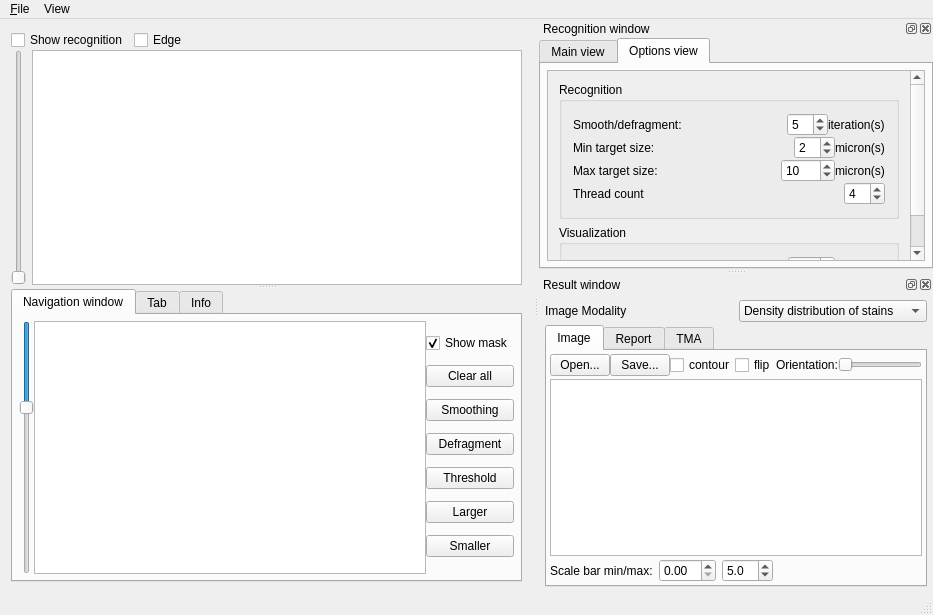
The window that mainwindow.ui (frankyeh/WSRecognizer) describes before a commit, drawn with Qt 5.
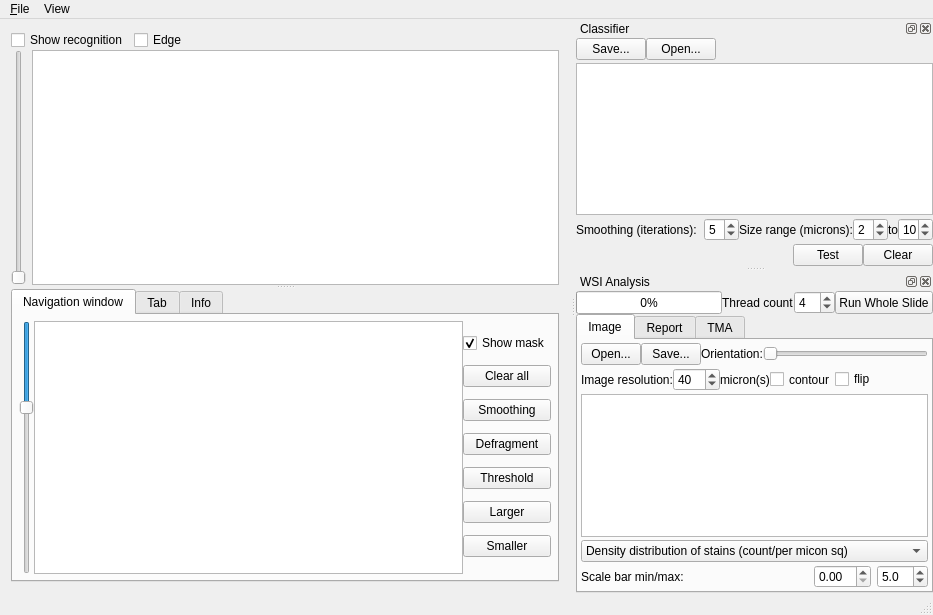
The same window after the commit. The open tabs and pages were chosen to show the change. Icons and pictures are not drawn. Custom widgets are drawn as their Qt base class.

Commit message: output additional feature for targets

What changed in the file:
```diff
--- a/mainwindow.ui
+++ b/mainwindow.ui
@@ -114,7 +114,7 @@
         </item>
        </layout>
       </widget>
-      <widget class="QTabWidget" name="tabWidget">
+      <widget class="QTabWidget" name="NavigationWidget">
        <property name="sizePolicy">
         <sizepolicy hsizetype="Expanding" vsizetype="Preferred">
          <horstretch>0</horstretch>
@@ -369,25 +369,25 @@
   <widget class="QStatusBar" name="statusBar"/>
   <widget class="QDockWidget" name="dockWidget_2">
    <property name="sizePolicy">
-    <sizepolicy hsizetype="Preferred" vsizetype="Maximum">
+    <sizepolicy hsizetype="Minimum" vsizetype="Minimum">
      <horstretch>0</horstretch>
      <verstretch>0</verstretch>
     </sizepolicy>
    </property>
    <property name="minimumSize">
     <size>
-     <width>239</width>
-     <height>215</height>
+     <width>330</width>
+     <height>178</height>
     </size>
    </property>
    <property name="maximumSize">
     <size>
      <width>524287</width>
-     <height>250</height>
+     <height>524287</height>
     </size>
    </property>
    <property name="windowTitle">
-    <string>Recognition window</string>
+    <string>Classifier</string>
    </property>
    <attribute name="dockWidgetArea">
     <number>2</number>
@@ -395,7 +395,7 @@
    <widget class="QWidget" name="dockWidgetContents_2">
     <layout class="QVBoxLayout" name="verticalLayout_3">
      <property name="spacing">
-      <number>0</number>
+      <number>6</number>
      </property>
      <property name="leftMargin">
       <number>0</number>
@@ -410,88 +410,19 @@
       <number>0</number>
      </property>
      <item>
-      <widget class="QTabWidget" name="tabWidget_2">
-       <property name="sizePolicy">
-        <sizepolicy hsizetype="Preferred" vsizetype="Preferred">
-         <horstretch>0</horstretch>
-         <verstretch>0</verstretch>
-        </sizepolicy>
-       </property>
-       <property name="maximumSize">
-        <size>
-         <width>16777215</width>
-         <height>300</height>
-        </size>
-       </property>
-       <property name="currentIndex">
-        <number>0</number>
-       </property>
-       <widget class="QWidget" name="tab_4">
-        <attribute name="title">
-         <string>Main view</string>
-        </attribute>
-        <layout class="QVBoxLayout" name="verticalLayout_9">
+      <layout class="QVBoxLayout" name="verticalLayout_6">
          <property name="spacing">
           <number>3</number>
          </property>
-         <property name="leftMargin">
-          <number>6</number>
-         </property>
-         <property name="topMargin">
-          <number>6</number>
-         </property>
          <property name="rightMargin">
-          <number>6</number>
-         </property>
-         <property name="bottomMargin">
-          <number>6</number>
-         </property>
+        <number>0</number>
+       </property>
          <item>
-          <widget class="QGroupBox" name="groupBox">
-           <property name="sizePolicy">
-            <sizepolicy hsizetype="Preferred" vsizetype="Expanding">
-             <horstretch>0</horstretch>
-             <verstretch>0</verstretch>
-            </sizepolicy>
-           </property>
-           <property name="maximumSize">
-            <size>
-             <width>16777215</width>
-             <height>150</height>
-            </size>
-           </property>
-           <property name="title">
-            <string>Classifier</string>
-           </property>
-           <layout class="QHBoxLayout" name="horizontalLayout">
+        <layout class="QHBoxLayout" name="horizontalLayout_9">
             <property name="spacing">
              <number>0</number>
             </property>
-            <property name="leftMargin">
-             <number>6</number>
-            </property>
             <property name="topMargin">
-             <number>6</number>
-            </property>
-            <property name="rightMargin">
-             <number>6</number>
-            </property>
-            <property name="bottomMargin">
-             <number>6</number>
-            </property>
-            <item>
-             <widget class="QGraphicsView" name="train_view">
-              <property name="sizePolicy">
-               <sizepolicy hsizetype="Preferred" vsizetype="Preferred">
-                <horstretch>0</horstretch>
-                <verstretch>0</verstretch>
-               </sizepolicy>
-              </property>
-             </widget>
-            </item>
-            <item>
-             <layout class="QVBoxLayout" name="verticalLayout_11">
-              <property name="spacing">
                <number>0</number>
               </property>
               <item>
@@ -529,161 +460,30 @@
                </widget>
               </item>
               <item>
-               <widget class="QPushButton" name="new_model">
-                <property name="sizePolicy">
-                 <sizepolicy hsizetype="Preferred" vsizetype="Preferred">
-                  <horstretch>0</horstretch>
-                  <verstretch>0</verstretch>
-                 </sizepolicy>
-                </property>
-                <property name="maximumSize">
-                 <size>
-                  <width>70</width>
-                  <height>24</height>
-                 </size>
-                </property>
-                <property name="text">
-                 <string>Clear</string>
-                </property>
-                <property name="icon">
-                 <iconset resource="icons.qrc">
-                  <normaloff>:/icons/icons/delete.xpm</normaloff>:/icons/icons/delete.xpm</iconset>
-                </property>
-               </widget>
-              </item>
-              <item>
-               <spacer name="verticalSpacer_2">
+          <spacer name="horizontalSpacer_7">
                 <property name="orientation">
-                 <enum>Qt::Vertical</enum>
+            <enum>Qt::Horizontal</enum>
                 </property>
                 <property name="sizeHint" stdset="0">
                  <size>
-                  <width>20</width>
-                  <height>40</height>
+             <width>40</width>
+             <height>20</height>
                  </size>
                 </property>
                </spacer>
               </item>
-              <item>
-               <widget class="QPushButton" name="recognize_stains">
-                <property name="sizePolicy">
-                 <sizepolicy hsizetype="Fixed" vsizetype="Fixed">
-                  <horstretch>0</horstretch>
-                  <verstretch>0</verstretch>
-                 </sizepolicy>
-                </property>
-                <property name="minimumSize">
-                 <size>
-                  <width>0</width>
-                  <height>0</height>
-                 </size>
-                </property>
-                <property name="maximumSize">
-                 <size>
-                  <width>70</width>
-                  <height>24</height>
-                 </size>
-                </property>
-                <property name="text">
-                 <string>Test</string>
-                </property>
-                <property name="icon">
-                 <iconset resource="icons.qrc">
-                  <normaloff>:/icons/icons/run.xpm</normaloff>:/icons/icons/run.xpm</iconset>
-                </property>
-               </widget>
-              </item>
-             </layout>
-            </item>
-           </layout>
-          </widget>
-         </item>
+        </layout>
+       </item>
          <item>
-          <layout class="QHBoxLayout" name="horizontalLayout_3">
-           <item>
-            <widget class="QProgressBar" name="progressBar">
-             <property name="maximumSize">
-              <size>
-               <width>16777215</width>
-               <height>24</height>
-              </size>
-             </property>
-             <property name="value">
-              <number>0</number>
-             </property>
-            </widget>
-           </item>
-           <item>
-            <widget class="QPushButton" name="run">
+        <widget class="QGraphicsView" name="train_view">
              <property name="sizePolicy">
-              <sizepolicy hsizetype="Fixed" vsizetype="Fixed">
+          <sizepolicy hsizetype="Preferred" vsizetype="Preferred">
                <horstretch>0</horstretch>
                <verstretch>0</verstretch>
               </sizepolicy>
              </property>
-             <property name="maximumSize">
-              <size>
-               <width>16777215</width>
-               <height>24</height>
-              </size>
-             </property>
-             <property name="text">
-              <string>Run Whole Slide</string>
-             </property>
-             <property name="icon">
-              <iconset resource="icons.qrc">
-               <normaloff>:/icons/icons/run.xpm</normaloff>:/icons/icons/run.xpm</iconset>
-             </property>
-            </widget>
-           </item>
-          </layout>
-         </item>
-        </layout>
-       </widget>
-       <widget class="QWidget" name="tab_5">
-        <attribute name="title">
-         <string>Options view</string>
-        </attribute>
-        <layout class="QVBoxLayout" name="verticalLayout_8">
-         <property name="spacing">
-          <number>3</number>
-         </property>
-         <property name="leftMargin">
-          <number>6</number>
-         </property>
-         <property name="topMargin">
-          <number>6</number>
-         </property>
-         <property name="rightMargin">
-          <number>6</number>
-         </property>
-         <property name="bottomMargin">
-          <number>6</number>
-         </property>
-         <item>
-          <widget class="QScrollArea" name="scrollArea">
-           <property name="widgetResizable">
-            <bool>true</bool>
-           </property>
-           <widget class="QWidget" name="scrollAreaWidgetContents">
-            <property name="geometry">
-             <rect>
-              <x>0</x>
-              <y>0</y>
-              <width>348</width>
-              <height>200</height>
-             </rect>
-            </property>
-            <layout class="QVBoxLayout" name="verticalLayout_6">
-             <item>
-              <widget class="QGroupBox" name="groupBox_4">
-               <property name="title">
-                <string>Recognition</string>
-               </property>
-               <layout class="QVBoxLayout" name="verticalLayout_10">
-                <property name="spacing">
-                 <number>0</number>
-                </property>
+        </widget>
+       </item>
                 <item>
                  <layout class="QHBoxLayout" name="horizontalLayout_7">
                   <property name="spacing">
@@ -692,72 +492,63 @@
                   <item>
                    <widget class="QLabel" name="label_11">
                     <property name="text">
-                     <string>Smooth/defragment:</string>
-                    </property>
-                   </widget>
-                  </item>
-                  <item>
-                   <spacer name="horizontalSpacer_5">
-                    <property name="orientation">
-                     <enum>Qt::Horizontal</enum>
-                    </property>
-                    <property name="sizeHint" stdset="0">
-                     <size>
-                      <width>40</width>
-                      <height>20</height>
-                     </size>
-                    </property>
-                   </spacer>
-                  </item>
-                  <item>
-                   <widget class="QSpinBox" name="smoothing">
-                    <property name="maximum">
-                     <number>10</number>
-                    </property>
-                    <property name="singleStep">
-                     <number>1</number>
-                    </property>
-                    <property name="value">
-                     <number>5</number>
+            <string>Smoothing (iterations):</string>
                     </property>
                    </widget>
                   </item>
                   <item>
                    <widget class="QLabel" name="label_12">
                     <property name="text">
-                     <string>iteration(s)</string>
+            <string/>
                     </property>
                    </widget>
                   </item>
-                 </layout>
-                </item>
                 <item>
-                 <layout class="QHBoxLayout" name="horizontalLayout_4">
-                  <property name="spacing">
-                   <number>0</number>
-                  </property>
+          <widget class="QSpinBox" name="smoothing">
+           <property name="minimumSize">
+            <size>
+             <width>35</width>
+             <height>0</height>
+            </size>
+           </property>
+           <property name="maximumSize">
+            <size>
+             <width>35</width>
+             <height>16777215</height>
+            </size>
+           </property>
+           <property name="maximum">
+            <number>10</number>
+           </property>
+           <property name="singleStep">
+            <number>1</number>
+           </property>
+           <property name="value">
+            <number>5</number>
+           </property>
+          </widget>
+         </item>
                   <item>
-                   <widget class="QLabel" name="label_6">
+          <widget class="QLabel" name="label_7">
                     <property name="text">
-                     <string>Min target size:</string>
+            <string>Size range (microns):</string>
                     </property>
                    </widget>
                   </item>
-                  <item>
-                   <spacer name="horizontalSpacer">
-                    <property name="orientation">
-                     <enum>Qt::Horizontal</enum>
-                    </property>
-                    <property name="sizeHint" stdset="0">
-                     <size>
-                      <width>40</width>
-                      <height>20</height>
-                     </size>
-                    </property>
-                   </spacer>
-                  </item>
                   <item>
                    <widget class="QSpinBox" name="min_size">
+           <property name="minimumSize">
+            <size>
+             <width>35</width>
+             <height>0</height>
+            </size>
+           </property>
+           <property name="maximumSize">
+            <size>
+             <width>35</width>
+             <height>16777215</height>
+            </size>
+           </property>
                     <property name="maximum">
                      <number>50</number>
                     </property>
@@ -770,48 +561,26 @@
                    </widget>
                   </item>
                   <item>
-                   <widget class="QLabel" name="label_8">
+          <widget class="QLabel" name="label_6">
                     <property name="text">
-                     <string>micron(s)</string>
-                    </property>
-                   </widget>
-                  </item>
-                 </layout>
-                </item>
-                <item>
-                 <layout class="QHBoxLayout" name="horizontalLayout_6">
-                  <property name="spacing">
-                   <number>0</number>
-                  </property>
-                  <item>
-                   <widget class="QLabel" name="label_7">
-                    <property name="text">
-                     <string>Max target size:</string>
-                    </property>
-                   </widget>
-                  </item>
-                  <item>
-                   <widget class="QLabel" name="label_10">
-                    <property name="text">
-                     <string/>
-                    </property>
-                   </widget>
-                  </item>
-                  <item>
-                   <spacer name="horizontalSpacer_4">
-                    <property name="orientation">
-                     <enum>Qt::Horizontal</enum>
-                    </property>
-                    <property name="sizeHint" stdset="0">
-                     <size>
-                      <width>40</width>
-                      <height>20</height>
-                     </size>
-                    </property>
-                   </spacer>
+            <string>to</string>
+           </property>
+          </widget>
                   </item>
                   <item>
                    <widget class="QSpinBox" name="max_size">
+           <property name="minimumSize">
+            <size>
+             <width>35</width>
+             <height>0</height>
+            </size>
+           </property>
+           <property name="maximumSize">
+            <size>
+             <width>35</width>
+             <height>16777215</height>
+            </size>
+           </property>
                     <property name="maximum">
                      <number>1000</number>
                     </property>
@@ -823,20 +592,136 @@
                     </property>
                    </widget>
                   </item>
+        </layout>
+       </item>
                   <item>
-                   <widget class="QLabel" name="label_9">
+        <layout class="QHBoxLayout" name="horizontalLayout">
+         <property name="spacing">
+          <number>0</number>
+         </property>
+         <item>
+          <widget class="QLabel" name="Test_result">
                     <property name="text">
-                     <string>micron(s)</string>
-                    </property>
-                   </widget>
-                  </item>
-                 </layout>
-                </item>
+            <string> </string>
+           </property>
+           <property name="wordWrap">
+            <bool>true</bool>
+           </property>
+          </widget>
+         </item>
+         <item>
+          <widget class="QPushButton" name="recognize_stains">
+           <property name="sizePolicy">
+            <sizepolicy hsizetype="Fixed" vsizetype="Fixed">
+             <horstretch>0</horstretch>
+             <verstretch>0</verstretch>
+            </sizepolicy>
+           </property>
+           <property name="minimumSize">
+            <size>
+             <width>0</width>
+             <height>0</height>
+            </size>
+           </property>
+           <property name="maximumSize">
+            <size>
+             <width>70</width>
+             <height>24</height>
+            </size>
+           </property>
+           <property name="text">
+            <string>Test</string>
+           </property>
+           <property name="icon">
+            <iconset resource="icons.qrc">
+             <normaloff>:/icons/icons/run.xpm</normaloff>:/icons/icons/run.xpm</iconset>
+           </property>
+          </widget>
+         </item>
+         <item>
+          <widget class="QPushButton" name="new_model">
+           <property name="sizePolicy">
+            <sizepolicy hsizetype="Preferred" vsizetype="Preferred">
+             <horstretch>0</horstretch>
+             <verstretch>0</verstretch>
+            </sizepolicy>
+           </property>
+           <property name="maximumSize">
+            <size>
+             <width>70</width>
+             <height>24</height>
+            </size>
+           </property>
+           <property name="text">
+            <string>Clear</string>
+           </property>
+           <property name="icon">
+            <iconset resource="icons.qrc">
+             <normaloff>:/icons/icons/delete.xpm</normaloff>:/icons/icons/delete.xpm</iconset>
+           </property>
+          </widget>
+         </item>
+        </layout>
+       </item>
+      </layout>
+     </item>
+    </layout>
+   </widget>
+  </widget>
+  <widget class="QDockWidget" name="WSIResultWidget">
+   <property name="sizePolicy">
+    <sizepolicy hsizetype="Minimum" vsizetype="Minimum">
+     <horstretch>0</horstretch>
+     <verstretch>0</verstretch>
+    </sizepolicy>
+   </property>
+   <property name="minimumSize">
+    <size>
+     <width>316</width>
+     <height>254</height>
+    </size>
+   </property>
+   <property name="windowTitle">
+    <string>WSI Analysis</string>
+   </property>
+   <attribute name="dockWidgetArea">
+    <number>2</number>
+   </attribute>
+   <widget class="QWidget" name="dockWidgetContents_3">
+    <layout class="QVBoxLayout" name="verticalLayout_13">
+     <property name="spacing">
+      <number>0</number>
+     </property>
+     <property name="leftMargin">
+      <number>0</number>
+     </property>
+     <property name="topMargin">
+      <number>0</number>
+     </property>
+     <property name="rightMargin">
+      <number>0</number>
+     </property>
+     <property name="bottomMargin">
+      <number>0</number>
+     </property>
                 <item>
-                 <layout class="QHBoxLayout" name="horizontalLayout_11">
+      <layout class="QHBoxLayout" name="horizontalLayout_3">
                   <property name="spacing">
                    <number>0</number>
                   </property>
+       <item>
+        <widget class="QProgressBar" name="progressBar">
+         <property name="maximumSize">
+          <size>
+           <width>16777215</width>
+           <height>24</height>
+          </size>
+         </property>
+         <property name="value">
+          <number>0</number>
+         </property>
+        </widget>
+       </item>
                   <item>
                    <widget class="QLabel" name="label">
                     <property name="maximumSize">
@@ -850,19 +735,6 @@
                     </property>
                    </widget>
                   </item>
-                  <item>
-                   <spacer name="horizontalSpacer_8">
-                    <property name="orientation">
-                     <enum>Qt::Horizontal</enum>
-                    </property>
-                    <property name="sizeHint" stdset="0">
-                     <size>
-                      <width>40</width>
-                      <height>20</height>
-                     </size>
-                    </property>
-                   </spacer>
-                  </item>
                   <item>
                    <widget class="QSpinBox" name="thread_count">
                     <property name="maximumSize">
@@ -882,165 +754,27 @@
                     </property>
                    </widget>
                   </item>
-                 </layout>
-                </item>
-               </layout>
-              </widget>
-             </item>
              <item>
-              <widget class="QGroupBox" name="groupBox_5">
-               <property name="title">
-                <string>Visualization</string>
-               </property>
-               <layout class="QVBoxLayout" name="verticalLayout_12">
-                <property name="spacing">
-                 <number>0</number>
-                </property>
-                <item>
-                 <layout class="QHBoxLayout" name="horizontalLayout_10">
-                  <property name="spacing">
-                   <number>0</number>
-                  </property>
-                  <item>
-                   <widget class="QLabel" name="label_4">
-                    <property name="maximumSize">
-                     <size>
-                      <width>16777215</width>
-                      <height>24</height>
-                     </size>
-                    </property>
-                    <property name="text">
-                     <string>Image resolution:</string>
-                    </property>
-                   </widget>
-                  </item>
-                  <item>
-                   <spacer name="horizontalSpacer_6">
-                    <property name="orientation">
-                     <enum>Qt::Horizontal</enum>
-                    </property>
-                    <property name="sizeHint" stdset="0">
-                     <size>
-                      <width>40</width>
-                      <height>20</height>
-                     </size>
-                    </property>
-                   </spacer>
-                  </item>
-                  <item>
-                   <widget class="QSpinBox" name="resolution">
-                    <property name="maximumSize">
-                     <size>
-                      <width>16777215</width>
-                      <height>24</height>
-                     </size>
-                    </property>
-                    <property name="minimum">
-                     <number>10</number>
-                    </property>
-                    <property name="maximum">
-                     <number>100</number>
-                    </property>
-                    <property name="singleStep">
-                     <number>10</number>
-                    </property>
-                    <property name="value">
-                     <number>40</number>
-                    </property>
-                   </widget>
-                  </item>
-                  <item>
-                   <widget class="QLabel" name="label_5">
-                    <property name="maximumSize">
-                     <size>
-                      <width>16777215</width>
-                      <height>24</height>
-                     </size>
-                    </property>
-                    <property name="text">
-                     <string>micron(s)</string>
-                    </property>
-                   </widget>
-                  </item>
-                 </layout>
-                </item>
-               </layout>
-              </widget>
-             </item>
-            </layout>
-           </widget>
-          </widget>
-         </item>
-        </layout>
-       </widget>
-      </widget>
-     </item>
-    </layout>
-   </widget>
-  </widget>
-  <widget class="QDockWidget" name="dockWidget_3">
+        <widget class="QPushButton" name="run">
    <property name="sizePolicy">
-    <sizepolicy hsizetype="Preferred" vsizetype="Expanding">
+          <sizepolicy hsizetype="Fixed" vsizetype="Fixed">
      <horstretch>0</horstretch>
      <verstretch>0</verstretch>
     </sizepolicy>
    </property>
-   <property name="minimumSize">
-    <size>
-     <width>312</width>
-     <height>284</height>
-    </size>
-   </property>
-   <property name="windowTitle">
-    <string>Result window</string>
-   </property>
-   <attribute name="dockWidgetArea">
-    <number>2</number>
-   </attribute>
-   <widget class="QWidget" name="dockWidgetContents_3">
-    <layout class="QVBoxLayout" name="verticalLayout_13">
-     <property name="spacing">
-      <number>3</number>
-     </property>
-     <property name="leftMargin">
-      <number>6</number>
-     </property>
-     <property name="topMargin">
-      <number>6</number>
-     </property>
-     <property name="rightMargin">
-      <number>6</number>
-     </property>
-     <property name="bottomMargin">
-      <number>6</number>
-     </property>
-     <item>
-      <layout class="QHBoxLayout" name="horizontalLayout_9">
-       <item>
-        <widget class="QLabel" name="label_14">
-         <property name="text">
-          <string>Image Modality</string>
-         </property>
-        </widget>
-       </item>
-       <item>
-        <widget class="QComboBox" name="type">
          <property name="maximumSize">
           <size>
            <width>16777215</width>
            <height>24</height>
           </size>
          </property>
-         <item>
           <property name="text">
-           <string>Density distribution of stains</string>
-          </property>
-         </item>
-         <item>
-          <property name="text">
-           <string>Size distribution of stains</string>
-          </property>
-         </item>
+          <string>Run Whole Slide</string>
+         </property>
+         <property name="icon">
+          <iconset resource="icons.qrc">
+           <normaloff>:/icons/icons/run.xpm</normaloff>:/icons/icons/run.xpm</iconset>
+         </property>
         </widget>
        </item>
       </layout>
@@ -1048,7 +782,7 @@
      <item>
       <widget class="QTabWidget" name="result_widget">
        <property name="currentIndex">
-        <number>2</number>
+        <number>0</number>
        </property>
        <widget class="QWidget" name="tab_6">
         <attribute name="title">
@@ -1109,26 +843,6 @@
              </property>
             </widget>
            </item>
-           <item>
-            <widget class="QCheckBox" name="contour">
-             <property name="maximumSize">
-              <size>
-               <width>16777215</width>
-               <height>24</height>
-              </size>
-             </property>
-             <property name="text">
-              <string>contour</string>
-             </property>
-            </widget>
-           </item>
-           <item>
-            <widget class="QCheckBox" name="flip">
-             <property name="text">
-              <string>flip</string>
-             </property>
-            </widget>
-           </item>
            <item>
             <widget class="QLabel" name="label_3">
              <property name="text">
@@ -1151,9 +865,120 @@
            </item>
           </layout>
          </item>
+         <item>
+          <layout class="QHBoxLayout" name="horizontalLayout_6">
+           <property name="spacing">
+            <number>0</number>
+           </property>
+           <property name="topMargin">
+            <number>0</number>
+           </property>
+           <item>
+            <widget class="QLabel" name="label_4">
+             <property name="maximumSize">
+              <size>
+               <width>16777215</width>
+               <height>24</height>
+              </size>
+             </property>
+             <property name="text">
+              <string>Image resolution:</string>
+             </property>
+            </widget>
+           </item>
+           <item>
+            <widget class="QSpinBox" name="resolution">
+             <property name="maximumSize">
+              <size>
+               <width>16777215</width>
+               <height>24</height>
+              </size>
+             </property>
+             <property name="minimum">
+              <number>10</number>
+             </property>
+             <property name="maximum">
+              <number>100</number>
+             </property>
+             <property name="singleStep">
+              <number>10</number>
+             </property>
+             <property name="value">
+              <number>40</number>
+             </property>
+            </widget>
+           </item>
+           <item>
+            <widget class="QLabel" name="label_5">
+             <property name="maximumSize">
+              <size>
+               <width>16777215</width>
+               <height>24</height>
+              </size>
+             </property>
+             <property name="text">
+              <string>micron(s)</string>
+             </property>
+            </widget>
+           </item>
+           <item>
+            <widget class="QCheckBox" name="contour">
+             <property name="maximumSize">
+              <size>
+               <width>16777215</width>
+               <height>24</height>
+              </size>
+             </property>
+             <property name="text">
+              <string>contour</string>
+             </property>
+            </widget>
+           </item>
+           <item>
+            <widget class="QCheckBox" name="flip">
+             <property name="text">
+              <string>flip</string>
+             </property>
+            </widget>
+           </item>
+           <item>
+            <spacer name="horizontalSpacer_5">
+             <property name="orientation">
+              <enum>Qt::Horizontal</enum>
+             </property>
+             <property name="sizeHint" stdset="0">
+              <size>
+               <width>40</width>
+               <height>20</height>
+              </size>
+             </property>
+            </spacer>
+           </item>
+          </layout>
+         </item>
          <item>
           <widget class="QGraphicsView" name="result_view"/>
          </item>
+         <item>
+          <widget class="QComboBox" name="type">
+           <property name="maximumSize">
+            <size>
+             <width>16777215</width>
+             <height>24</height>
+            </size>
+           </property>
+           <item>
+            <property name="text">
+             <string>Density distribution of stains (count/per micon sq)</string>
+            </property>
+           </item>
+           <item>
+            <property name="text">
+             <string>Size distribution of stains (micron)</string>
+            </property>
+           </item>
+          </widget>
+         </item>
          <item>
           <layout class="QHBoxLayout" name="horizontalLayout_12">
            <item>
@@ -1163,6 +988,19 @@
              </property>
             </widget>
            </item>
+           <item>
+            <spacer name="horizontalSpacer_6">
+             <property name="orientation">
+              <enum>Qt::Horizontal</enum>
+             </property>
+             <property name="sizeHint" stdset="0">
+              <size>
+               <width>40</width>
+               <height>20</height>
+              </size>
+             </property>
+            </spacer>
+           </item>
            <item>
             <widget class="QDoubleSpinBox" name="color_min">
              <property name="maximumSize">
@@ -1192,19 +1030,6 @@
              </property>
             </widget>
            </item>
-           <item>
-            <spacer name="horizontalSpacer_9">
-             <property name="orientation">
-              <enum>Qt::Horizontal</enum>
-             </property>
-             <property name="sizeHint" stdset="0">
-              <size>
-               <width>40</width>
-               <height>20</height>
-              </size>
-             </property>
-            </spacer>
-           </item>
           </layout>
          </item>
         </layout>
@@ -1267,6 +1092,13 @@
              </property>
             </widget>
            </item>
+           <item>
+            <widget class="QCheckBox" name="label_on_right">
+             <property name="text">
+              <string>Label on right</string>
+             </property>
+            </widget>
+           </item>
            <item>
             <spacer name="horizontalSpacer_3">
              <property name="orientation">
@@ -1280,6 +1112,9 @@
              </property>
             </spacer>
            </item>
+           <item>
+            <widget class="QComboBox" name="tma_feature"/>
+           </item>
           </layout>
          </item>
          <item>
```
Lines whose indentation alone changed are shown as unchanged. The commit also changes 13 other files.
